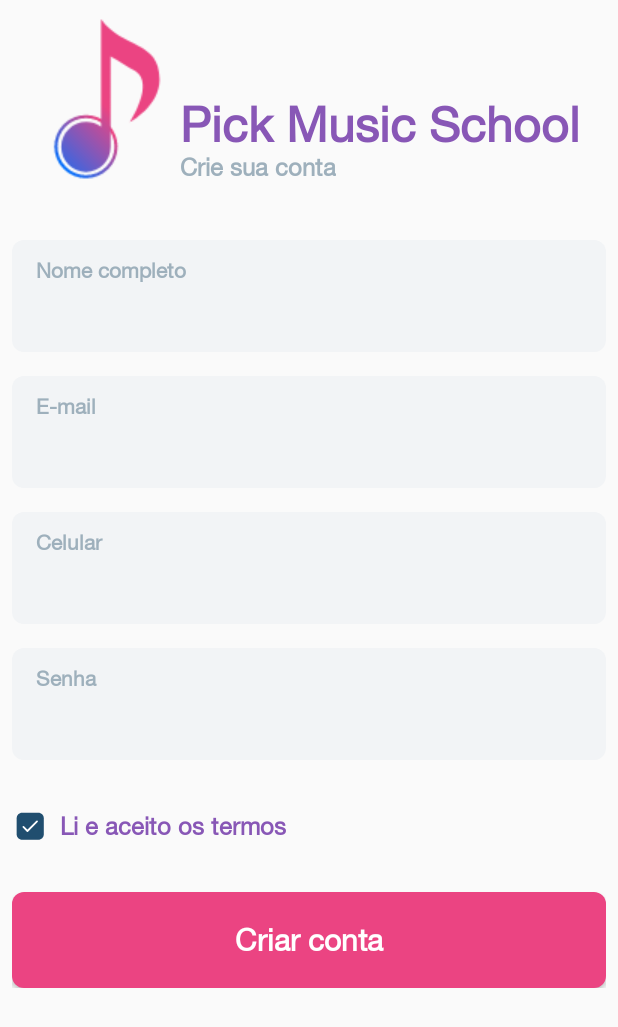
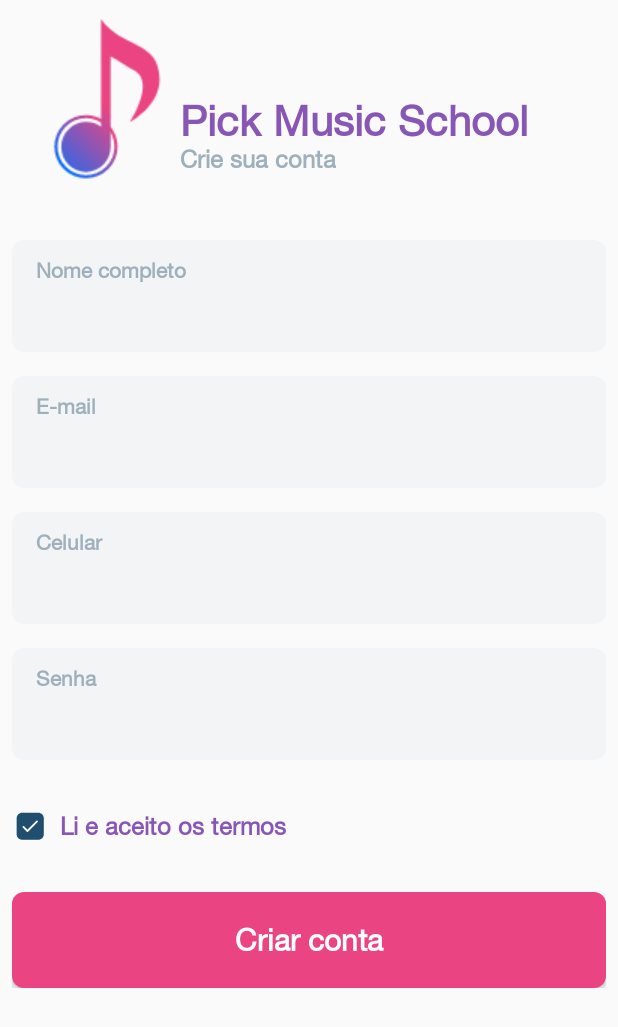
Before and after one commit to juniorstaudt/pick, an Android app: the SignUpFragment screen opened through its navigation route, after a tap on "Criar conta", on a phone screen of 412 x 824 dp. Shown: the top 1027 px of the screen. Run offline under Robolectric (Android 15) with nearby library versions, the phone set to English and light mode, and no system bars; our stand-ins replace Firebase (no records; nobody signed in at launch, a user with empty details on screens opened directly); libraries missing offline, so code that uses them is left out: br.com.concrete; 2 statements that could not run were skipped; 2 other taps on this screen came first.

Commit message:
Melhorias de layout e mensagens.

```diff
--- a/app/src/main/java/com/br/jrstaudt/pick/ui/music/MusicClassAdapter.kt
+++ b/app/src/main/java/com/br/jrstaudt/pick/ui/music/MusicClassAdapter.kt
@@ -2,15 +2,12 @@ package com.br.jrstaudt.pick.ui.music
 
 import android.content.Context
 import android.view.LayoutInflater
-import android.view.TextureView
 import android.view.View
 import android.view.ViewGroup
-import android.widget.SimpleAdapter
 import android.widget.TextView
 import androidx.recyclerview.widget.RecyclerView
 import com.br.jrstaudt.pick.R
 import com.br.jrstaudt.pick.models.MusicClass
-import kotlinx.android.synthetic.main.fragment_music_class_list_item.view.*
 import java.text.ParseException
 import java.text.SimpleDateFormat
 
--- a/app/src/main/java/com/br/jrstaudt/pick/ui/signup/SignUpFragment.kt
+++ b/app/src/main/java/com/br/jrstaudt/pick/ui/signup/SignUpFragment.kt
@@ -1,10 +1,7 @@
 package com.br.jrstaudt.pick.ui.signup
 
 import android.os.Bundle
-import androidx.fragment.app.Fragment
-import android.view.LayoutInflater
 import android.view.View
-import android.view.ViewGroup
 import android.widget.Button
 import android.widget.EditText
 import android.widget.TextView
@@ -109,6 +106,6 @@ class SignUpFragment : BaseFragment() {
                 hideLoading()
                 showMessage(it.throwable.message)
             }
-            is RequestState.Loading -> showLoading("Autenticando...") }
+            is RequestState.Loading -> showLoading("Cadastrando seu usuário, aguarde...") }
     }) }
 }
--- a/app/src/main/java/com/br/jrstaudt/pick/ui/signup/SignUpViewModel.kt
+++ b/app/src/main/java/com/br/jrstaudt/pick/ui/signup/SignUpViewModel.kt
@@ -47,7 +47,7 @@ class SignUpViewModel : ViewModel() {
 
     private fun validateFields(newUser: NewUser): Boolean {
         if (newUser.username?.isEmpty() == true) {
-            signUpState.value = RequestState.Error(Throwable("Informe o nome do usuário"))
+            signUpState.value = RequestState.Error(Throwable("Informe seu nome completo."))
             return false
         }
         if (newUser.email?.isValidEmail() == false) {
@@ -55,11 +55,11 @@ class SignUpViewModel : ViewModel() {
             return false
         }
         if (newUser.phone?.isEmpty() == true) {
-            signUpState.value = RequestState.Error(Throwable("Informe o telefone do usuário"))
+            signUpState.value = RequestState.Error(Throwable("Informe o seu número de telefone móvel com DDD."))
             return false
         }
         if (!ValidadorTelefone.TELEFONE.ehValido(newUser.phone)) {
-            signUpState.value = RequestState.Error(Throwable("Informe um telefone válido"))
+            signUpState.value = RequestState.Error(Throwable("Informe um número dev telefone válido por favor."))
             return false
         }
 
@@ -68,7 +68,7 @@ class SignUpViewModel : ViewModel() {
             return false
         }
         if (newUser.email?.length ?: 0 < 6) { signUpState.value =
-            RequestState.Error(PasswordInvalidException("Senha com no mínimo 6 caracteres"))
+            RequestState.Error(PasswordInvalidException("A senha deve ter no mínimo 6 caracteres"))
             return false
         }
         return true
--- a/app/src/main/res/layout/fragment_music_class.xml
+++ b/app/src/main/res/layout/fragment_music_class.xml
@@ -7,6 +7,7 @@
     app:layout_behavior="@string/appbar_scrolling_view_behavior"
     tool:showIn="@layout/fragment_music_class">
 
+
     <androidx.recyclerview.widget.RecyclerView
         android:id="@+id/recycler_music_class"
         android:layout_width="match_parent"
--- a/app/src/main/res/layout/fragment_music_class_list_item.xml
+++ b/app/src/main/res/layout/fragment_music_class_list_item.xml
@@ -25,7 +25,8 @@
         android:layout_marginEnd="@dimen/layout_margin"
         android:layout_marginBottom="@dimen/layout_margin"
         android:paddingStart="@dimen/layout_margin"
-        android:textSize="18sp" />
+        android:textSize="18sp"
+        android:textStyle="bold" />
 
     <View
         android:layout_width="match_parent"
--- a/app/src/main/res/layout/fragment_music_class_main.xml
+++ b/app/src/main/res/layout/fragment_music_class_main.xml
@@ -20,4 +20,5 @@
         android:layout_margin="@dimen/fab_margin"
         android:src="@drawable/add" />
 
+
 </androidx.coordinatorlayout.widget.CoordinatorLayout>
--- a/app/src/main/res/layout/fragment_sign_up.xml
+++ b/app/src/main/res/layout/fragment_sign_up.xml
@@ -30,15 +30,17 @@
 
             <TextView
                 android:id="@+id/tvAppName"
-                android:layout_width="wrap_content"
+                android:layout_width="0dp"
                 android:layout_height="wrap_content"
                 android:layout_marginStart="112dp"
                 android:layout_marginTop="56dp"
+                android:layout_marginEnd="18dp"
                 android:fontFamily="@font/helvetica_neue"
                 android:text="@string/app_name"
                 android:textColor="@color/primaryTextColor"
-                android:textSize="32sp"
+                android:textSize="28sp"
                 android:textStyle="bold"
+                app:layout_constraintEnd_toEndOf="parent"
                 app:layout_constraintStart_toStartOf="@+id/ivLogoApp"
                 app:layout_constraintTop_toTopOf="@+id/ivLogoApp" />
 
```
Also changed, not shown: app/src/main/res/menu/home_menu.xml (+1 -13 lines), app/src/main/res/values/strings.xml (+3 -8 lines), 2 other files.
